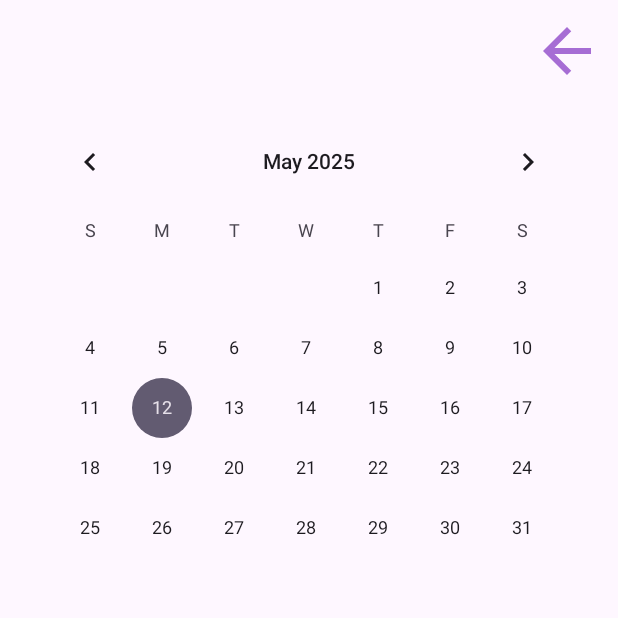
After one commit to LoreHernandezz/Appnotes, an Android app: the CalendarActivity screen opened directly, with no data from a screen before it, on a phone screen of 412 x 824 dp, the top half of it. The commit adds this screen. Run offline under Robolectric (Android 15) with nearby library versions, the phone set to English and light mode, and no system bars.

Commit message:
Actualización
Se agregó la función de calendario

```diff
--- a/app/src/main/AndroidManifest.xml
+++ b/app/src/main/AndroidManifest.xml
@@ -12,6 +12,9 @@
         android:supportsRtl="true"
         android:theme="@style/Theme.Appnotes"
         tools:targetApi="31">
+        <activity
+            android:name=".CalendarActivity"
+            android:exported="false" />
         <activity
             android:name=".NoteDetailActivity"
             android:exported="false" />
--- /dev/null
+++ b/app/src/main/java/hernandez/lorena/appnotes/CalendarActivity.kt
@@ -0,0 +1,74 @@
+package hernandez.lorena.appnotes
+
+import android.os.Bundle
+import android.widget.CalendarView
+import android.widget.ImageView
+import androidx.activity.enableEdgeToEdge
+import androidx.appcompat.app.AppCompatActivity
+import androidx.core.view.ViewCompat
+import androidx.core.view.WindowInsetsCompat
+import androidx.recyclerview.widget.LinearLayoutManager
+import androidx.recyclerview.widget.RecyclerView
+import java.text.SimpleDateFormat
+import java.util.*
+
+class CalendarActivity : AppCompatActivity() {
+
+    private lateinit var calendarView: CalendarView
+    private lateinit var recyclerView: RecyclerView
+    private lateinit var notesAdapter: NotesAdapter
+    private lateinit var db: NotesDatabaseHelper
+
+    override fun onCreate(savedInstanceState: Bundle?) {
+        super.onCreate(savedInstanceState)
+        enableEdgeToEdge()
+        setContentView(R.layout.activity_calendar)
+
+        // Configurar el botón de regreso
+        val btnBack = findViewById<ImageView>(R.id.btnBackC)
+        btnBack.setOnClickListener {
+            finish()
+        }
+
+        // Inicializar vistas
+        calendarView = findViewById(R.id.calendarView)
+        recyclerView = findViewById(R.id.notesRecyclerView)
+        db = NotesDatabaseHelper(this)
+
+        // Configurar RecyclerView
+        notesAdapter = NotesAdapter(this, mutableListOf())
+
+        recyclerView.layoutManager = LinearLayoutManager(this)
+        recyclerView.adapter = notesAdapter
+
+        // Mostrar notas del día actual al iniciar
+        val currentDate = getDateString(calendarView.date)
+        mostrarNotas(currentDate)
+
+        // Evento para cuando se cambia la fecha
+        calendarView.setOnDateChangeListener { _, year, month, dayOfMonth ->
+            val selectedDate = String.format("%02d/%02d/%04d", dayOfMonth, month + 1, year)
+            mostrarNotas(selectedDate)
+        }
+
+        // Ajustes para evitar superposición con barra de estado/nav
+        ViewCompat.setOnApplyWindowInsetsListener(findViewById(R.id.main)) { v, insets ->
+            val systemBars = insets.getInsets(WindowInsetsCompat.Type.systemBars())
+            v.setPadding(systemBars.left, systemBars.top, systemBars.right, systemBars.bottom)
+            insets
+        }
+    }
+
+    private fun getDateString(timeInMillis: Long): String {
+        val sdf = SimpleDateFormat("dd/MM/yyyy", Locale.getDefault())
+        return sdf.format(Date(timeInMillis))
+    }
+
+    private fun mostrarNotas(fecha: String) {
+        val todasLasNotas = db.getAllNotes()
+        val notasDelDia = todasLasNotas.filter { it.date == fecha }
+
+        // Actualizar el adapter con la lista filtrada
+        notesAdapter.updateNotes(notasDelDia)
+    }
+}
--- a/app/src/main/java/hernandez/lorena/appnotes/MainActivity.kt
+++ b/app/src/main/java/hernandez/lorena/appnotes/MainActivity.kt
@@ -37,6 +37,12 @@ class MainActivity : AppCompatActivity() {
 
         binding.addButton.setOnClickListener {
             val intent = Intent(this, AddNoteActivity::class.java)
+            startActivity(intent)
+
+        }
+
+        binding.calendarButton.setOnClickListener {
+            val intent = Intent(this, CalendarActivity::class.java)
             startActivity(intent)
 
         }
--- a/app/src/main/java/hernandez/lorena/appnotes/NotesAdapter.kt
+++ b/app/src/main/java/hernandez/lorena/appnotes/NotesAdapter.kt
@@ -10,6 +10,7 @@ import android.widget.TextView
 import androidx.recyclerview.widget.RecyclerView
 
 class NotesAdapter(private val context: Context, private var noteList: MutableList<Note>) :
+
     RecyclerView.Adapter<NotesAdapter.NoteViewHolder>() {
 
     inner class NoteViewHolder(itemView: View) : RecyclerView.ViewHolder(itemView) {
@@ -70,6 +71,11 @@ class NotesAdapter(private val context: Context, private var noteList: MutableLi
 
     }
 
+    fun updateNotes(newNotes: List<Note>) {
+        this.noteList = newNotes.toMutableList()
+        notifyDataSetChanged()
+    }
+
     override fun getItemCount(): Int {
         return noteList.size
     }
--- /dev/null
+++ b/app/src/main/res/drawable/baseline_calendar_month_24.xml
@@ -0,0 +1,5 @@
+<vector xmlns:android="http://schemas.android.com/apk/res/android" android:height="24dp" android:tint="#A66DD4" android:viewportHeight="24" android:viewportWidth="24" android:width="24dp">
+
+    <path android:fillColor="@android:color/white" android:pathData="M19,4h-1V2h-2v2H8V2H6v2H5C3.89,4 3.01,4.9 3.01,6L3,20c0,1.1 0.89,2 2,2h14c1.1,0 2,-0.9 2,-2V6C21,4.9 20.1,4 19,4zM19,20H5V10h14V20zM9,14H7v-2h2V14zM13,14h-2v-2h2V14zM17,14h-2v-2h2V14zM9,18H7v-2h2V18zM13,18h-2v-2h2V18zM17,18h-2v-2h2V18z"/>
+
+</vector>
--- /dev/null
+++ b/app/src/main/res/layout/activity_calendar.xml
@@ -0,0 +1,48 @@
+<?xml version="1.0" encoding="utf-8"?>
+<androidx.constraintlayout.widget.ConstraintLayout xmlns:android="http://schemas.android.com/apk/res/android"
+    xmlns:app="http://schemas.android.com/apk/res-auto"
+    xmlns:tools="http://schemas.android.com/tools"
+    android:id="@+id/main"
+    android:layout_width="match_parent"
+    android:layout_height="match_parent"
+    tools:context=".CalendarActivity">
+
+    <CalendarView
+        android:id="@+id/calendarView"
+        android:layout_width="0dp"
+        android:layout_height="wrap_content"
+        android:layout_margin="16dp"
+        app:layout_constraintEnd_toEndOf="parent"
+        app:layout_constraintHorizontal_bias="1.0"
+        app:layout_constraintStart_toStartOf="parent"
+        app:layout_constraintTop_toBottomOf="@+id/btnBackC" />
+
+    <ImageView
+        android:id="@+id/btnBackC"
+        android:layout_width="48dp"
+        android:layout_height="48dp"
+        android:layout_margin="10dp"
+        android:layout_marginTop="15dp"
+        android:layout_marginEnd="26dp"
+        android:background="?android:attr/selectableItemBackgroundBorderless"
+        android:clickable="true"
+        android:contentDescription="Cancelar y salir sin guardar"
+        android:focusable="true"
+        android:src="@drawable/baseline_arrow_back_24"
+        app:layout_constraintEnd_toEndOf="parent"
+        app:layout_constraintTop_toTopOf="parent" />
+
+    <androidx.recyclerview.widget.RecyclerView
+        android:id="@+id/notesRecyclerView"
+        android:layout_width="0dp"
+        android:layout_height="261dp"
+        android:layout_margin="25dp"
+        android:layout_marginStart="16dp"
+        android:layout_marginEnd="16dp"
+        app:layout_constraintBottom_toBottomOf="parent"
+        app:layout_constraintEnd_toEndOf="parent"
+        app:layout_constraintStart_toStartOf="parent"
+        app:layout_constraintTop_toBottomOf="@+id/calendarView" />
+
+
+</androidx.constraintlayout.widget.ConstraintLayout>
--- a/app/src/main/res/layout/activity_main.xml
+++ b/app/src/main/res/layout/activity_main.xml
@@ -27,6 +27,7 @@
         app:layout_constraintEnd_toStartOf="@id/btnSortAZ"
         app:layout_constraintStart_toStartOf="parent"
         app:layout_constraintTop_toTopOf="parent" />
+
 
     <ImageButton
         android:id="@+id/btnSortAZ"
@@ -77,7 +78,7 @@
         app:layout_constraintBottom_toBottomOf="parent"
         app:layout_constraintEnd_toEndOf="parent" />
 
-    <!--
+
 
         <com.google.android.material.floatingactionbutton.FloatingActionButton
             android:id="@+id/calendarButton"
@@ -92,5 +93,5 @@
             app:srcCompat="@drawable/baseline_calendar_month_24"
             app:tint="@color/white" />
 
--->
+
     </androidx.constraintlayout.widget.ConstraintLayout>
```
Also changed, not shown: app/src/main/res/drawable/carpeta.png (added), 1 other file.
